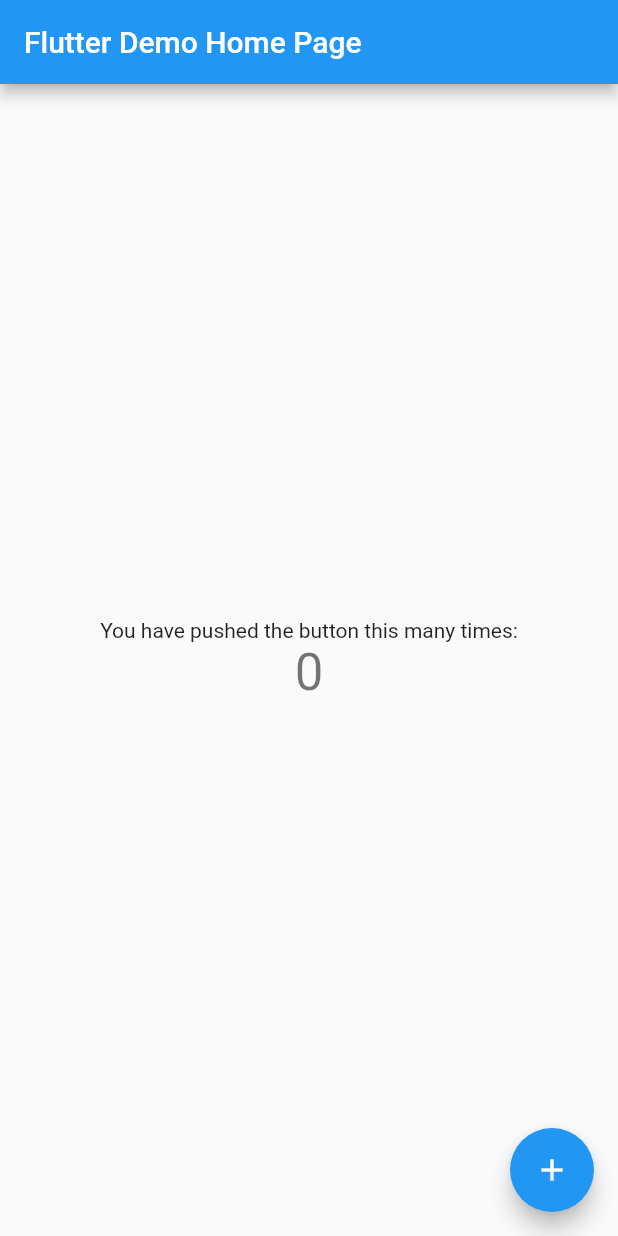
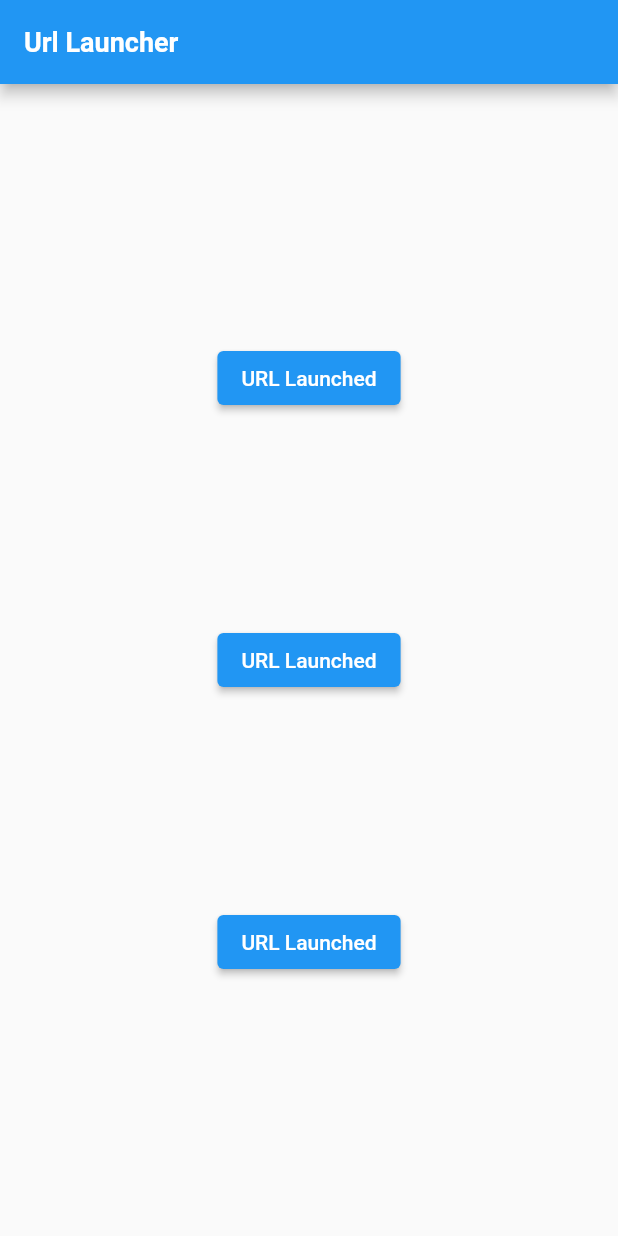
Before and after one commit to Jainish-twoiq/url_launcher_demo, a Flutter app: the screen it shows after launch, on a phone screen of 412 x 824 dp. Run offline on Flutter 3.47's test engine with Material 2 defaults, Android fonts, the phone set to English and light mode, and no system bars.

Commit message:
completed url launching

```diff
--- a/lib/main.dart
+++ b/lib/main.dart
@@ -1,4 +1,5 @@
 import 'package:flutter/material.dart';
+import 'package:url_launcher_demo/urllauncher.dart';
 
 void main() {
   runApp(const MyApp());
@@ -11,7 +12,8 @@ class MyApp extends StatelessWidget {
   @override
   Widget build(BuildContext context) {
     return MaterialApp(
-      title: 'Flutter Demo',
+      debugShowCheckedModeBanner: false,
+      title: 'Phone Integration',
       theme: ThemeData(
         // This is the theme of your application.
         //
@@ -24,92 +26,7 @@ class MyApp extends StatelessWidget {
         // is not restarted.
         primarySwatch: Colors.blue,
       ),
-      home: const MyHomePage(title: 'Flutter Demo Home Page'),
+      home: UrlLauncher()
     );
   }
 }
-
-class MyHomePage extends StatefulWidget {
-  const MyHomePage({Key? key, required this.title}) : super(key: key);
-
-  // This widget is the home page of your application. It is stateful, meaning
-  // that it has a State object (defined below) that contains fields that affect
-  // how it looks.
-
-  // This class is the configuration for the state. It holds the values (in this
-  // case the title) provided by the parent (in this case the App widget) and
-  // used by the build method of the State. Fields in a Widget subclass are
-  // always marked "final".
-
-  final String title;
-
-  @override
-  State<MyHomePage> createState() => _MyHomePageState();
-}
-
-class _MyHomePageState extends State<MyHomePage> {
-  int _counter = 0;
-
-  void _incrementCounter() {
-    setState(() {
-      // This call to setState tells the Flutter framework that something has
-      // changed in this State, which causes it to rerun the build method below
-      // so that the display can reflect the updated values. If we changed
-      // _counter without calling setState(), then the build method would not be
-      // called again, and so nothing would appear to happen.
-      _counter++;
-    });
-  }
-
-  @override
-  Widget build(BuildContext context) {
-    // This method is rerun every time setState is called, for instance as done
-    // by the _incrementCounter method above.
-    //
-    // The Flutter framework has been optimized to make rerunning build methods
-    // fast, so that you can just rebuild anything that needs updating rather
-    // than having to individually change instances of widgets.
-    return Scaffold(
-      appBar: AppBar(
-        // Here we take the value from the MyHomePage object that was created by
-        // the App.build method, and use it to set our appbar title.
-        title: Text(widget.title),
-      ),
-      body: Center(
-        // Center is a layout widget. It takes a single child and positions it
-        // in the middle of the parent.
-        child: Column(
-          // Column is also a layout widget. It takes a list of children and
-          // arranges them vertically. By default, it sizes itself to fit its
-          // children horizontally, and tries to be as tall as its parent.
-          //
-          // Invoke "debug painting" (press "p" in the console, choose the
-          // "Toggle Debug Paint" action from the Flutter Inspector in Android
-          // Studio, or the "Toggle Debug Paint" command in Visual Studio Code)
-          // to see the wireframe for each widget.
-          //
-          // Column has various properties to control how it sizes itself and
-          // how it positions its children. Here we use mainAxisAlignment to
-          // center the children vertically; the main axis here is the vertical
-          // axis because Columns are vertical (the cross axis would be
-          // horizontal).
-          mainAxisAlignment: MainAxisAlignment.center,
-          children: <Widget>[
-            const Text(
-              'You have pushed the button this many times:',
-            ),
-            Text(
-              '$_counter',
-              style: Theme.of(context).textTheme.headline4,
-            ),
-          ],
-        ),
-      ),
-      floatingActionButton: FloatingActionButton(
-        onPressed: _incrementCounter,
-        tooltip: 'Increment',
-        child: const Icon(Icons.add),
-      ), // This trailing comma makes auto-formatting nicer for build methods.
-    );
-  }
-}
--- /dev/null
+++ b/lib/urllauncher.dart
@@ -0,0 +1,67 @@
+import 'package:flutter/material.dart';
+import 'package:url_launcher/url_launcher.dart';
+
+class UrlLauncher extends StatefulWidget {
+
+
+  @override
+  _UrlLauncherState createState() => _UrlLauncherState();
+}
+
+const _url =
+    'https://medium.com/codechai/how-to-launch-urls-in-flutter-66611ef141f8';
+const _urlGoogle = 'https://www.youtube.com/';
+const _urlLink =
+    'https://stackoverflow.com/questions/56220691/how-do-i-open-an-external-url-in-flutter-web-in-new-tab-or-in-same-tab';
+
+class _UrlLauncherState extends State<UrlLauncher> {
+  @override
+  Widget build(BuildContext context) {
+    return Scaffold(
+      appBar: AppBar(
+        title: const Text(
+          'Url Launcher',
+          style: TextStyle(
+            fontWeight: FontWeight.bold,
+            fontSize: 18.0,
+          ),
+        ),
+      ),
+      body: Container(
+        padding: const EdgeInsets.all(32.0),
+        child: Center(
+          child: Column(
+            mainAxisAlignment: MainAxisAlignment.spaceEvenly,
+            crossAxisAlignment: CrossAxisAlignment.center,
+            children: [
+              ElevatedButton(
+                onPressed: _launchURL,
+                child: const Text("URL Launched"),
+              ),
+              ElevatedButton(
+                onPressed: _launchGoogle,
+                child: const Text("URL Launched"),
+              ),
+              ElevatedButton(
+                onPressed: _launchLink,
+                child: const Text("URL Launched"),
+              )
+            ],
+          ),
+        ),
+      ),
+    );
+  }
+
+  void _launchURL() async => await canLaunch(_url)
+      ? await launch(_url)
+      : throw 'Could not launch $_url';
+
+  void _launchGoogle() async => await canLaunch(_urlGoogle)
+      ? await launch(_urlGoogle)
+      : throw 'Could not launch $_urlGoogle';
+
+  void _launchLink() async => await canLaunch(_urlLink)
+      ? await launch(_urlLink)
+      : throw 'Could not launch $_urlLink';
+}
--- a/pubspec.yaml
+++ b/pubspec.yaml
@@ -29,6 +29,7 @@ environment:
 dependencies:
   flutter:
     sdk: flutter
+  url_launcher:
 
 
   # The following adds the Cupertino Icons font to your application.
```
Also changed, not shown: pubspec.lock.
